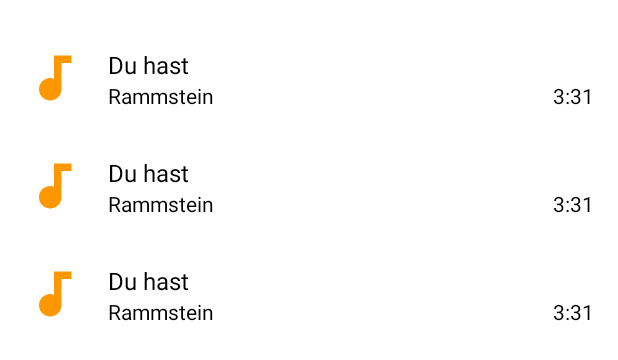
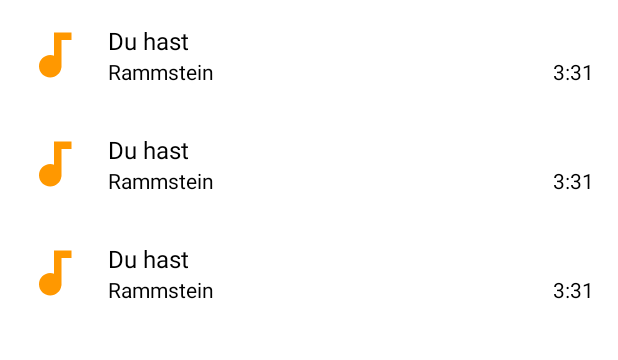
Before and after one commit to t3ddyss/radio, an Android app: the layout fragment_playlist.xml on its own in the app's theme, with its tools: preview values and no code run, on a phone screen of 412 x 824 dp. Shown: the top 360 px of the screen. Run offline under Robolectric (Android 15) with nearby library versions, the phone set to English and light mode, and no system bars; network calls fail.

Commit message:
Check file more accurately before uploading, minor client improvements #4

```diff
--- a/Client/app/src/main/java/com/t3ddyss/radio/utilities/AudioNotificationManager.kt
+++ b/Client/app/src/main/java/com/t3ddyss/radio/utilities/AudioNotificationManager.kt
@@ -3,7 +3,6 @@
 import android.app.PendingIntent
 import android.content.Context
 import android.graphics.Bitmap
-import android.graphics.Color
 import android.support.v4.media.session.MediaSessionCompat
 import com.google.android.exoplayer2.DefaultControlDispatcher
 import com.google.android.exoplayer2.Player
--- a/Client/app/src/main/java/com/t3ddyss/radio/utilities/Extensions.kt
+++ b/Client/app/src/main/java/com/t3ddyss/radio/utilities/Extensions.kt
@@ -3,8 +3,6 @@
 import android.content.Context
 import android.util.TypedValue
 import androidx.annotation.AttrRes
-import androidx.core.graphics.BlendModeColorFilterCompat
-import androidx.core.graphics.BlendModeCompat
 
 fun Context.getThemeColor(@AttrRes res: Int): Int {
     val typedValue = TypedValue()
--- a/Client/app/src/main/res/layout/custom_exo_player_controller.xml
+++ b/Client/app/src/main/res/layout/custom_exo_player_controller.xml
@@ -7,7 +7,8 @@
     android:background="?attr/colorPrimaryVariant"
     android:layoutDirection="ltr"
     android:orientation="vertical"
-    tools:targetApi="28">
+    tools:targetApi="28"
+    tools:ignore="ContentDescription">
 
     <LinearLayout
         android:layout_width="match_parent"
--- a/Client/app/src/main/res/layout/fragment_playlist.xml
+++ b/Client/app/src/main/res/layout/fragment_playlist.xml
@@ -8,7 +8,6 @@
         android:id="@+id/list_tracks"
         android:layout_width="match_parent"
         android:layout_height="match_parent"
-        android:layout_marginTop="@dimen/fragment_vertical_margin"
         tools:layoutManager="androidx.recyclerview.widget.LinearLayoutManager"
         tools:listitem="@layout/list_item_track"/>
 
--- a/Client/app/src/main/res/layout/list_item_track.xml
+++ b/Client/app/src/main/res/layout/list_item_track.xml
@@ -25,10 +25,12 @@
         android:layout_marginStart="@dimen/fragment_horizontal_margin"
         android:layout_marginEnd="@dimen/fragment_horizontal_margin"
         android:textSize="@dimen/text_size_small"
+        app:layout_constraintStart_toEndOf="@+id/audio_icon"
         app:layout_constraintEnd_toStartOf="@id/textView_length"
+        app:layout_constraintTop_toBottomOf="@id/textView_title"
+        app:layout_constraintBottom_toBottomOf="parent"
+        app:layout_constraintVertical_bias="0.0"
         app:layout_constraintHorizontal_bias="0.0"
-        app:layout_constraintStart_toEndOf="@+id/audio_icon"
-        app:layout_constraintTop_toBottomOf="@id/textView_title"
         tools:text="Rammstein" />
 
     <TextView
@@ -47,9 +49,10 @@
         android:layout_width="@dimen/audio_icon_size"
         android:layout_height="@dimen/audio_icon_size"
         android:layout_margin="@dimen/fragment_horizontal_margin"
-        app:layout_constraintBottom_toBottomOf="parent"
+        app:layout_constraintBottom_toBottomOf="@+id/textView_artist"
         app:layout_constraintStart_toStartOf="parent"
-        app:layout_constraintTop_toTopOf="parent"
+        app:layout_constraintTop_toTopOf="@+id/textView_title"
         app:srcCompat="@drawable/ic_audiotrack"
-        app:tint="?colorSecondary" />
+        app:tint="?colorSecondary"
+        tools:ignore="ContentDescription"/>
 </androidx.constraintlayout.widget.ConstraintLayout>
--- a/Client/app/src/main/res/values-night/themes.xml
+++ b/Client/app/src/main/res/values-night/themes.xml
@@ -1,4 +1,4 @@
-<resources xmlns:tools="http://schemas.android.com/tools">
+<resources>
     <!-- Base application theme. -->
     <style name="Theme.Radio" parent="Theme.MaterialComponents.DayNight.NoActionBar">
         <item name="colorPrimary">@color/grey_night_dark</item>
--- a/Client/app/src/main/res/values/themes.xml
+++ b/Client/app/src/main/res/values/themes.xml
@@ -1,4 +1,4 @@
-<resources xmlns:tools="http://schemas.android.com/tools">
+<resources>
     <!-- Splash screen. -->
     <style name="SplashScreenTheme" parent="Theme.Radio">
         <item name="android:windowBackground">@drawable/layout_splash_screen</item>
--- a/Client/build.gradle
+++ b/Client/build.gradle
@@ -14,7 +14,7 @@
         constraintlayout_version = '2.0.4'
         coroutines_version = '1.5.0'
         dagger_version = '2.37'
-        exoplayer_version = '2.14.1'
+        exoplayer_version = '2.14.2'
         fragment_version = '1.3.6'
         gradle_version = '4.2.2'
         kotlin_version = '1.5.10'
```
Also changed, not shown: Client/app/src/main/java/com/t3ddyss/radio/ui/collection/CollectionFragment.kt (+1 -6 lines), 3 other files.
